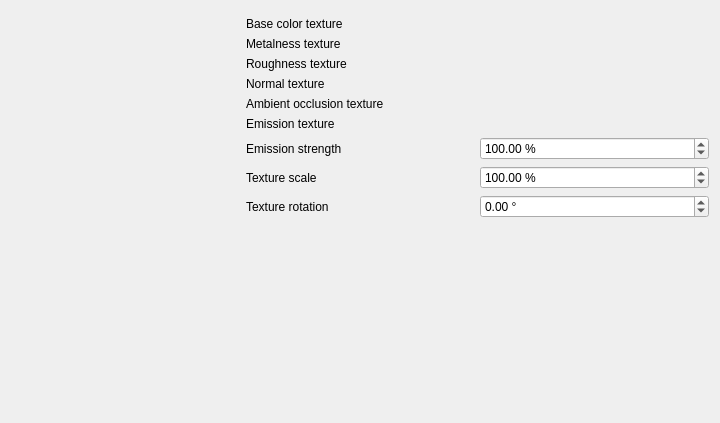
jousby/QGIS, file src/ui/3d/metalroughtexturedmaterialwidgetbase.ui: the form before one commit.
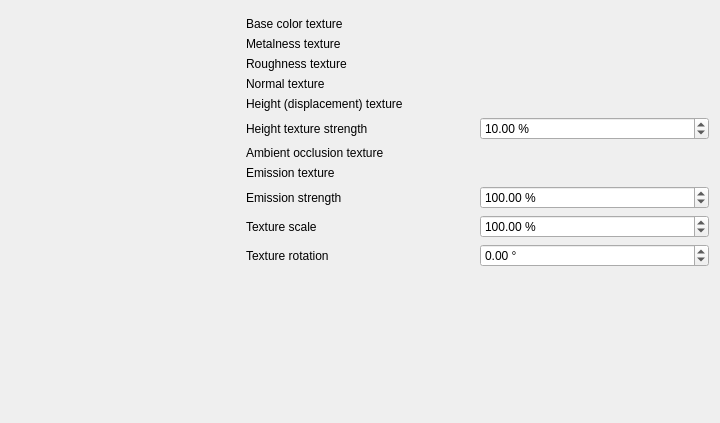
The form after the commit. Custom widgets are drawn as their Qt base class.

Commit message:
Add displacement map support to metal rough material
Uses the "contact refinement" parallax mapping technique

What changed in the file:
```diff
--- a/src/ui/3d/metalroughtexturedmaterialwidgetbase.ui
+++ b/src/ui/3d/metalroughtexturedmaterialwidgetbase.ui
@@ -14,7 +14,41 @@
    <string notr="true">Form</string>
   </property>
   <layout class="QGridLayout" name="gridLayout">
-   <item row="10" column="2">
+   <item row="8" column="1">
+    <widget class="QLabel" name="lblTextureScale_7">
+     <property name="text">
+      <string>Emission texture</string>
+     </property>
+    </widget>
+   </item>
+   <item row="3" column="1">
+    <widget class="QLabel" name="lblTextureScale_4">
+     <property name="text">
+      <string>Roughness texture</string>
+     </property>
+    </widget>
+   </item>
+   <item row="8" column="2">
+    <widget class="QgsImageSourceLineEdit" name="mEmissionTextureWidget" native="true">
+     <property name="focusPolicy">
+      <enum>Qt::FocusPolicy::StrongFocus</enum>
+     </property>
+     <property name="toolTip">
+      <string>Additional diffuse albedo texture which simulates emissive surfaces (eg Neon surfaces)</string>
+     </property>
+    </widget>
+   </item>
+   <item row="0" column="0" rowspan="13">
+    <widget class="QgsMaterialPreviewWidget" name="mPreviewWidget" native="true">
+     <property name="minimumSize">
+      <size>
+       <width>200</width>
+       <height>200</height>
+      </size>
+     </property>
+    </widget>
+   </item>
+   <item row="12" column="2">
     <spacer name="verticalSpacer">
      <property name="orientation">
       <enum>Qt::Orientation::Vertical</enum>
@@ -27,119 +61,31 @@
      </property>
     </spacer>
    </item>
-   <item row="5" column="2">
-    <widget class="QgsImageSourceLineEdit" name="mAmbientOcclusionTextureWidget" native="true">
-     <property name="focusPolicy">
-      <enum>Qt::FocusPolicy::StrongFocus</enum>
-     </property>
-    </widget>
-   </item>
-   <item row="8" column="1">
-    <widget class="QLabel" name="lblTextureScale">
-     <property name="text">
-      <string>Texture scale</string>
-     </property>
-    </widget>
-   </item>
-   <item row="0" column="0" rowspan="11">
-    <widget class="QgsMaterialPreviewWidget" name="mPreviewWidget" native="true">
-     <property name="minimumSize">
-      <size>
-       <width>200</width>
-       <height>200</height>
-      </size>
-     </property>
-    </widget>
-   </item>
-   <item row="8" column="2">
-    <widget class="QgsDoubleSpinBox" name="textureScaleSpinBox">
-     <property name="suffix">
-      <string> %</string>
-     </property>
-     <property name="minimum">
-      <double>0.010000000000000</double>
-     </property>
-     <property name="maximum">
-      <double>100000.000000000000000</double>
-     </property>
-     <property name="singleStep">
-      <double>1.000000000000000</double>
-     </property>
-     <property name="value">
-      <double>100.000000000000000</double>
-     </property>
-    </widget>
-   </item>
-   <item row="9" column="1">
-    <widget class="QLabel" name="lblTextureRotation">
-     <property name="text">
-      <string>Texture rotation</string>
-     </property>
-    </widget>
-   </item>
-   <item row="6" column="2">
-    <widget class="QgsImageSourceLineEdit" name="mEmissionTextureWidget" native="true">
-     <property name="focusPolicy">
-      <enum>Qt::FocusPolicy::StrongFocus</enum>
-     </property>
-    </widget>
-   </item>
-   <item row="6" column="1">
-    <widget class="QLabel" name="lblTextureScale_7">
-     <property name="text">
-      <string>Emission texture</string>
-     </property>
-    </widget>
-   </item>
-   <item row="9" column="2">
-    <widget class="QgsDoubleSpinBox" name="textureRotationSpinBox">
-     <property name="suffix">
-      <string> °</string>
-     </property>
-     <property name="minimum">
-      <double>-360.000000000000000</double>
-     </property>
-     <property name="maximum">
-      <double>360.000000000000000</double>
-     </property>
-     <property name="singleStep">
-      <double>0.500000000000000</double>
-     </property>
-    </widget>
-   </item>
-   <item row="3" column="1">
-    <widget class="QLabel" name="lblTextureScale_4">
-     <property name="text">
-      <string>Roughness texture</string>
-     </property>
-    </widget>
-   </item>
-   <item row="1" column="1">
-    <widget class="QLabel" name="lblTextureScale_2">
-     <property name="text">
-      <string>Base color texture</string>
-     </property>
-    </widget>
-   </item>
-   <item row="4" column="1">
-    <widget class="QLabel" name="lblTextureScale_5">
-     <property name="text">
-      <string>Normal texture</string>
-     </property>
-    </widget>
-   </item>
-   <item row="5" column="1">
-    <widget class="QLabel" name="lblTextureScale_6">
-     <property name="text">
-      <string>Ambient occlusion texture</string>
-     </property>
-    </widget>
-   </item>
    <item row="1" column="2">
     <widget class="QgsImageSourceLineEdit" name="mBaseColorTextureWidget" native="true">
      <property name="focusPolicy">
       <enum>Qt::FocusPolicy::StrongFocus</enum>
      </property>
+     <property name="toolTip">
+      <string>Diffuse albedo texture for non-metallic surfaces, and specular color texture for metallic surfaces</string>
+     </property>
+    </widget>
+   </item>
+   <item row="5" column="1">
+    <widget class="QLabel" name="lblTextureScale_9">
+     <property name="text">
+      <string>Height (displacement) texture</string>
+     </property>
+    </widget>
+   </item>
+   <item row="5" column="2">
+    <widget class="QgsImageSourceLineEdit" name="mHeightTextureWidget" native="true">
+     <property name="focusPolicy">
+      <enum>Qt::FocusPolicy::StrongFocus</enum>
+     </property>
+     <property name="toolTip">
+      <string>Displacement texture for applying height offsets to the material.</string>
+     </property>
     </widget>
    </item>
    <item row="2" column="1">
@@ -149,11 +95,28 @@
      </property>
     </widget>
    </item>
+   <item row="1" column="1">
+    <widget class="QLabel" name="lblTextureScale_2">
+     <property name="text">
+      <string>Base color texture</string>
+     </property>
+    </widget>
+   </item>
    <item row="3" column="2">
     <widget class="QgsImageSourceLineEdit" name="mRoughnessTextureWidget" native="true">
      <property name="focusPolicy">
       <enum>Qt::FocusPolicy::StrongFocus</enum>
      </property>
+     <property name="toolTip">
+      <string>A texture that defines the perceived smoothness or roughness of a surface. Smooth surfaces exhibit sharp reflections.</string>
+     </property>
+    </widget>
+   </item>
+   <item row="4" column="1">
+    <widget class="QLabel" name="lblTextureScale_5">
+     <property name="text">
+      <string>Normal texture</string>
+     </property>
     </widget>
    </item>
    <item row="4" column="2">
@@ -161,24 +124,99 @@
      <property name="focusPolicy">
       <enum>Qt::FocusPolicy::StrongFocus</enum>
      </property>
-    </widget>
-   </item>
-   <item row="2" column="2">
-    <widget class="QgsImageSourceLineEdit" name="mMetalnessTextureWidget" native="true">
-     <property name="focusPolicy">
-      <enum>Qt::FocusPolicy::StrongFocus</enum>
+     <property name="toolTip">
+      <string>The detail normal used to perturb the surface using bump mapping. Must be set to an OpenGL format normal map (not DirectX).</string>
      </property>
     </widget>
    </item>
-   <item row="7" column="1">
+   <item row="9" column="1">
     <widget class="QLabel" name="lblTextureScale_8">
      <property name="text">
       <string>Emission strength</string>
      </property>
     </widget>
    </item>
+   <item row="7" column="1">
+    <widget class="QLabel" name="lblTextureScale_6">
+     <property name="text">
+      <string>Ambient occlusion texture</string>
+     </property>
+    </widget>
+   </item>
+   <item row="11" column="2">
+    <widget class="QgsDoubleSpinBox" name="textureRotationSpinBox">
+     <property name="suffix">
+      <string> °</string>
+     </property>
+     <property name="minimum">
+      <double>-360.000000000000000</double>
+     </property>
+     <property name="maximum">
+      <double>360.000000000000000</double>
+     </property>
+     <property name="singleStep">
+      <double>0.500000000000000</double>
+     </property>
+    </widget>
+   </item>
+   <item row="10" column="2">
+    <widget class="QgsDoubleSpinBox" name="textureScaleSpinBox">
+     <property name="suffix">
+      <string> %</string>
+     </property>
+     <property name="minimum">
+      <double>0.010000000000000</double>
+     </property>
+     <property name="maximum">
+      <double>100000.000000000000000</double>
+     </property>
+     <property name="singleStep">
+      <double>1.000000000000000</double>
+     </property>
+     <property name="value">
+      <double>100.000000000000000</double>
+     </property>
+    </widget>
+   </item>
    <item row="7" column="2">
+    <widget class="QgsImageSourceLineEdit" name="mAmbientOcclusionTextureWidget" native="true">
+     <property name="focusPolicy">
+      <enum>Qt::FocusPolicy::StrongFocus</enum>
+     </property>
+     <property name="toolTip">
+      <string>A texture which defines how much of the ambient light is accessible to a surface point.</string>
+     </property>
+    </widget>
+   </item>
+   <item row="2" column="2">
+    <widget class="QgsImageSourceLineEdit" name="mMetalnessTextureWidget" native="true">
+     <property name="focusPolicy">
+      <enum>Qt::FocusPolicy::StrongFocus</enum>
+     </property>
+     <property name="toolTip">
+      <string>A texture that defines whether a surface appears to be dielectric or conductor</string>
+     </property>
+    </widget>
+   </item>
+   <item row="10" column="1">
+    <widget class="QLabel" name="lblTextureScale">
+     <property name="text">
+      <string>Texture scale</string>
+     </property>
+    </widget>
+   </item>
+   <item row="11" column="1">
+    <widget class="QLabel" name="lblTextureRotation">
+     <property name="text">
+      <string>Texture rotation</string>
+     </property>
+    </widget>
+   </item>
+   <item row="9" column="2">
     <widget class="QgsDoubleSpinBox" name="mEmissionStrengthSpinBox">
+     <property name="toolTip">
+      <string>Scaling factor for the emission effect.</string>
+     </property>
      <property name="suffix">
       <string> %</string>
      </property>
@@ -196,6 +234,35 @@
      </property>
     </widget>
    </item>
+   <item row="6" column="1">
+    <widget class="QLabel" name="lblTextureScale_10">
+     <property name="text">
+      <string>Height texture strength</string>
+     </property>
+    </widget>
+   </item>
+   <item row="6" column="2">
+    <widget class="QgsDoubleSpinBox" name="mParallaxScaleSpinBox">
+     <property name="toolTip">
+      <string>Scaling factor for the height displacement effect. If visual artifacts are observed in the displacement, lowering the strength will help.</string>
+     </property>
+     <property name="suffix">
+      <string> %</string>
+     </property>
+     <property name="minimum">
+      <double>0.010000000000000</double>
+     </property>
+     <property name="maximum">
+      <double>100000.000000000000000</double>
+     </property>
+     <property name="singleStep">
+      <double>1.000000000000000</double>
+     </property>
+     <property name="value">
+      <double>10.000000000000000</double>
+     </property>
+    </widget>
+   </item>
   </layout>
  </widget>
  <customwidgets>
```
Left out of the diff: 3 changed lines with no effect on the pictures. The commit also changes 14 other files.
